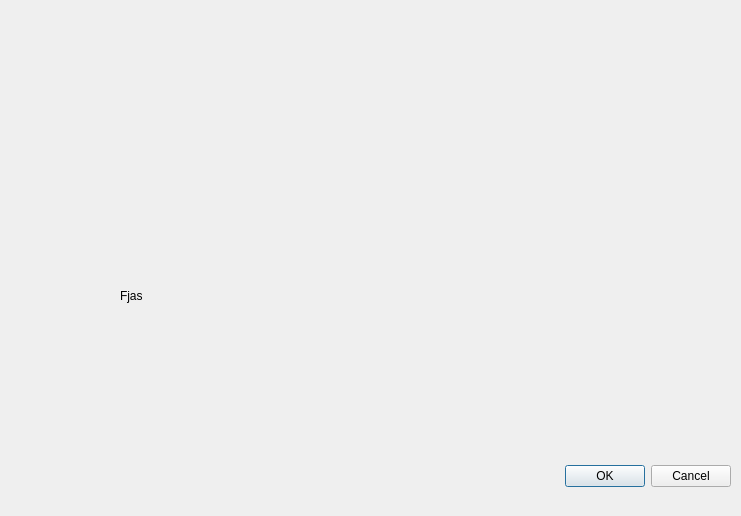
First picture: the form in dynadjustplugin/dynadjustplugin_dialog_base.ui, repository kartverket/DynAdjust-QGIS-plugin, before the edit.
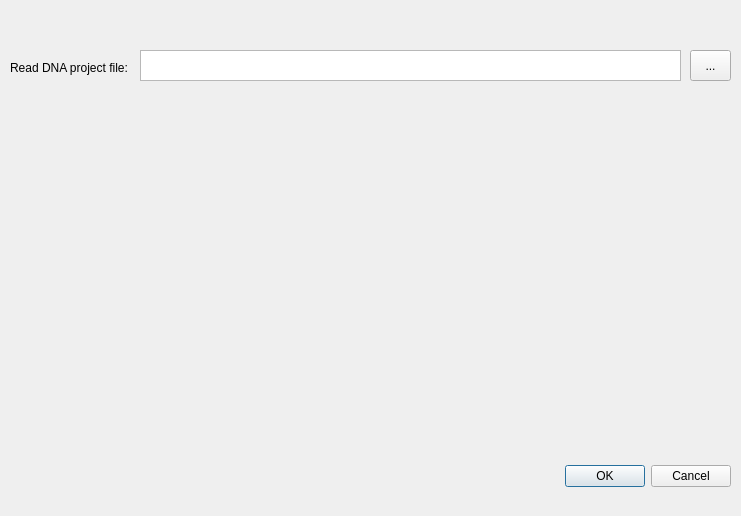
Second picture: the form after the edit.

```diff
--- a/dynadjustplugin/dynadjustplugin_dialog_base.ui
+++ b/dynadjustplugin/dynadjustplugin_dialog_base.ui
@@ -32,14 +32,37 @@
   <widget class="QLabel" name="label">
    <property name="geometry">
     <rect>
-     <x>120</x>
-     <y>260</y>
-     <width>501</width>
-     <height>71</height>
+     <x>10</x>
+     <y>60</y>
+     <width>141</width>
+     <height>16</height>
     </rect>
    </property>
    <property name="text">
-    <string>Fjas</string>
+    <string>Read DNA project file:</string>
+   </property>
+  </widget>
+  <widget class="QTextEdit" name="textEdit">
+   <property name="geometry">
+    <rect>
+     <x>140</x>
+     <y>50</y>
+     <width>541</width>
+     <height>31</height>
+    </rect>
+   </property>
+  </widget>
+  <widget class="QToolButton" name="toolButton">
+   <property name="geometry">
+    <rect>
+     <x>690</x>
+     <y>50</y>
+     <width>41</width>
+     <height>31</height>
+    </rect>
+   </property>
+   <property name="text">
+    <string>...</string>
    </property>
   </widget>
  </widget>
```
